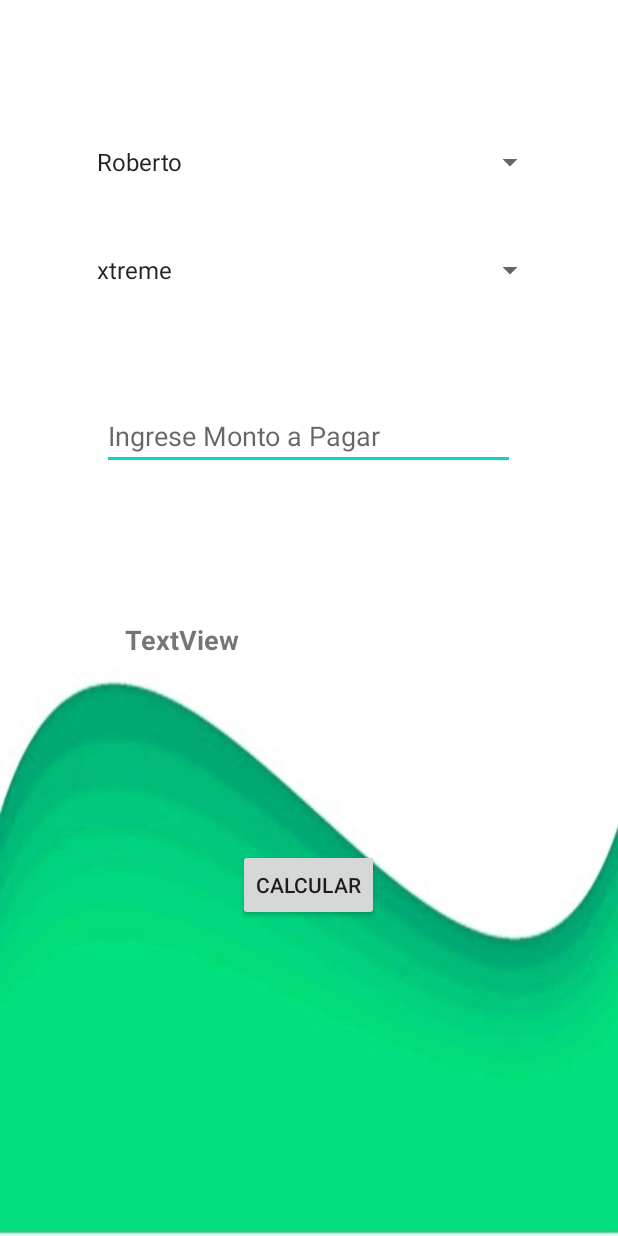
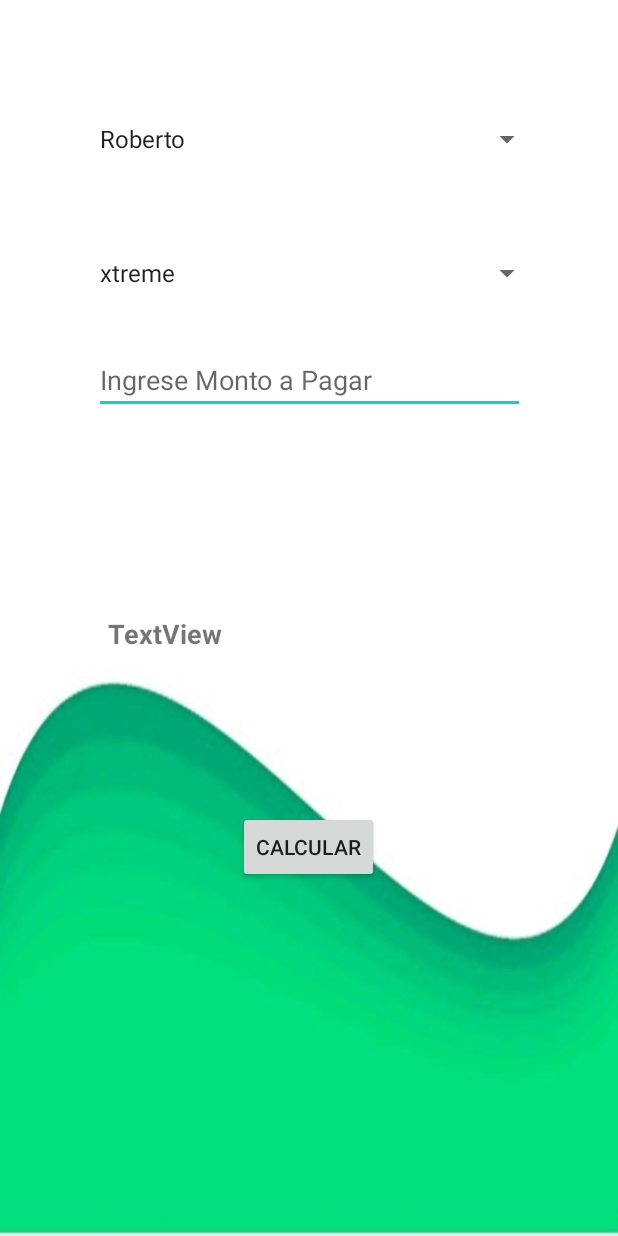
Before and after one commit to PatricioCastillo/App_fitness, an Android app: the Menu_act screen opened directly, with no data from a screen before it, after a tap on an icon or button, on a phone screen of 412 x 824 dp. Run offline under Robolectric (Android 15) with nearby library versions, the phone set to English and light mode, and no system bars.

Commit message:
He realizado la inteligencia para ivan y he añadido un cliente.

```diff
--- a/app/src/main/java/com/example/app_fitness/Menu_act.java
+++ b/app/src/main/java/com/example/app_fitness/Menu_act.java
@@ -62,20 +62,20 @@ public class Menu_act extends AppCompatActivity {
 
     public void Clientes(View v)
     {
-        // Envíare el dato.
+        // Envío el dato
 
         ArrayList<String> clientes = new ArrayList<String>();
         ArrayList<String> planes = new ArrayList<String>();
 
         clientes.add("Roberto");
         clientes.add("Ivan");
+        clientes.add("Claudio");
 
         planes.add("xtreme");
         planes.add("mindfullness");
 
-        // <--
         Intent i = new Intent(this, Clientes_act.class);
-        i.putExtra("listaClientes", clientes);  // preparando el dato para ser envíado.
+        i.putExtra("listaClientes", clientes); // preparo el dato que quiero envíar.
         i.putExtra("listaPlanes", planes);
         startActivity(i);
     }
--- a/app/src/main/res/layout/activity_clientes_act.xml
+++ b/app/src/main/res/layout/activity_clientes_act.xml
@@ -9,17 +9,17 @@
 
     <Spinner
         android:id="@+id/spnClientes"
-        android:layout_width="315dp"
-        android:layout_height="40dp"
-        android:layout_marginTop="88dp"
+        android:layout_width="311dp"
+        android:layout_height="57dp"
+        android:layout_marginTop="64dp"
         app:layout_constraintEnd_toEndOf="parent"
         app:layout_constraintStart_toStartOf="parent"
         app:layout_constraintTop_toTopOf="parent" />
 
     <Spinner
         android:id="@+id/spnPlanes"
-        android:layout_width="315dp"
-        android:layout_height="40dp"
+        android:layout_width="311dp"
+        android:layout_height="57dp"
         android:layout_marginTop="32dp"
         app:layout_constraintEnd_toEndOf="parent"
         app:layout_constraintStart_toStartOf="parent"
@@ -27,17 +27,16 @@
 
     <LinearLayout
         android:id="@+id/linearLayout2"
-        android:layout_width="275dp"
-        android:layout_height="118dp"
-        android:layout_marginTop="68dp"
+        android:layout_width="287dp"
+        android:layout_height="139dp"
+        android:layout_marginTop="20dp"
         android:orientation="vertical"
         app:layout_constraintEnd_toEndOf="parent"
-        app:layout_constraintHorizontal_bias="0.496"
         app:layout_constraintStart_toStartOf="parent"
         app:layout_constraintTop_toBottomOf="@+id/spnPlanes">
 
         <EditText
-            android:id="@+id/edit"
+            android:id="@+id/et1"
             android:layout_width="match_parent"
             android:layout_height="wrap_content"
             android:ems="10"
@@ -47,9 +46,9 @@
 
     <TextView
         android:id="@+id/tv"
-        android:layout_width="245dp"
-        android:layout_height="66dp"
-        android:layout_marginTop="28dp"
+        android:layout_width="268dp"
+        android:layout_height="68dp"
+        android:layout_marginTop="40dp"
         android:text="TextView"
         android:textSize="18sp"
         android:textStyle="bold"
@@ -68,6 +67,5 @@
         app:layout_constraintHorizontal_bias="0.498"
         app:layout_constraintStart_toStartOf="parent"
         app:layout_constraintTop_toBottomOf="@+id/tv"
-        app:layout_constraintVertical_bias="0.29" />
-
+        app:layout_constraintVertical_bias="0.211" />
 </androidx.constraintlayout.widget.ConstraintLayout>
```
Also changed, not shown: app/src/main/java/Clases/Planes.java (+12 -8 lines), app/src/main/java/com/example/app_fitness/Clientes_act.java (+27 -19 lines).
